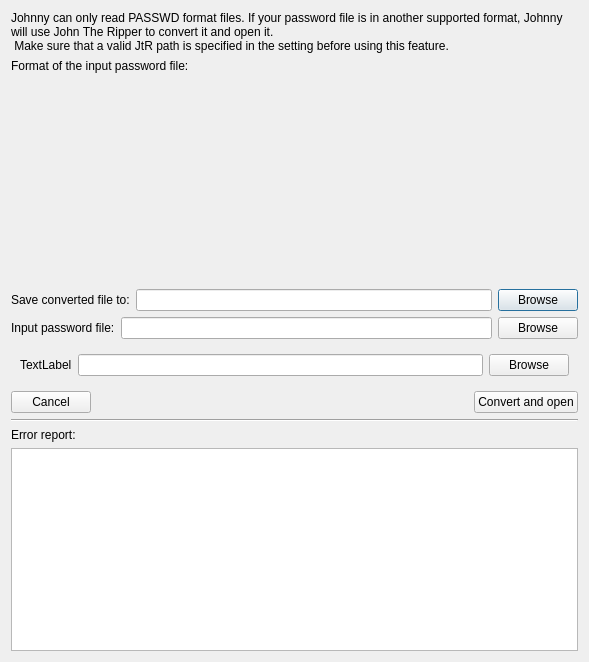
This is forms/openotherformatfiledialog.ui in openwall/johnny as Qt 5 draws it before an edit. The edited form follows.
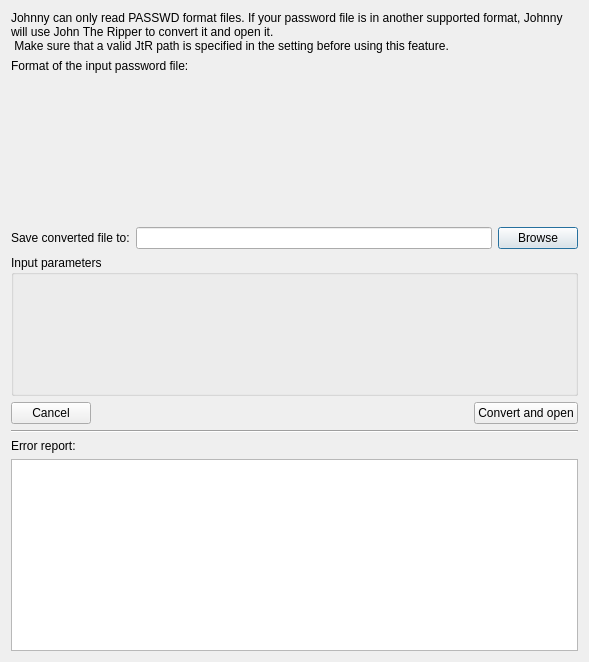
This is the edited form.

```diff
--- a/forms/openotherformatfiledialog.ui
+++ b/forms/openotherformatfiledialog.ui
@@ -67,46 +67,20 @@
     </layout>
    </item>
    <item>
-    <layout class="QHBoxLayout" name="horizontalLayout">
-     <item>
-      <widget class="QLabel" name="labelInputHashFile">
-       <property name="text">
-        <string>Input password file:</string>
-       </property>
-      </widget>
-     </item>
-     <item>
-      <widget class="QLineEdit" name="lineEditInputHashFile"/>
-     </item>
-     <item>
-      <widget class="QPushButton" name="pushButtonBrowseInput">
-       <property name="text">
-        <string>Browse</string>
-       </property>
-      </widget>
-     </item>
-    </layout>
-   </item>
-   <item>
-    <widget class="QWidget" name="widgetParameter2" native="true">
-     <layout class="QHBoxLayout" name="horizontalLayout_4">
-      <item>
-       <widget class="QLabel" name="labelParameter2">
-        <property name="text">
-         <string>TextLabel</string>
-        </property>
-       </widget>
-      </item>
-      <item>
-       <widget class="QLineEdit" name="lineEditParameter2"/>
-      </item>
-      <item>
-       <widget class="QPushButton" name="pushButtonBrowseParameter2">
-        <property name="text">
-         <string>Browse</string>
-        </property>
-       </widget>
-      </item>
+    <widget class="QGroupBox" name="groupBoxParameters">
+     <property name="sizePolicy">
+      <sizepolicy hsizetype="Preferred" vsizetype="Expanding">
+       <horstretch>0</horstretch>
+       <verstretch>0</verstretch>
+      </sizepolicy>
+     </property>
+     <property name="title">
+      <string>Input parameters</string>
+     </property>
+     <layout class="QVBoxLayout" name="layoutParameters">
+      <property name="leftMargin">
+       <number>0</number>
+      </property>
      </layout>
     </widget>
    </item>
```
